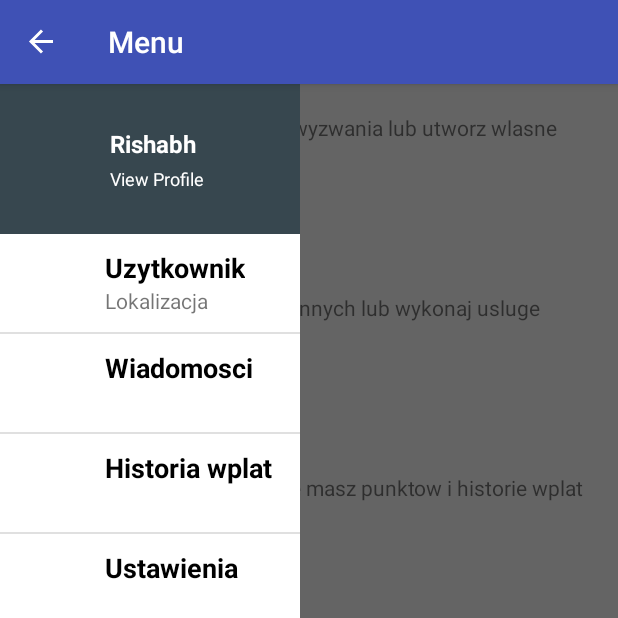
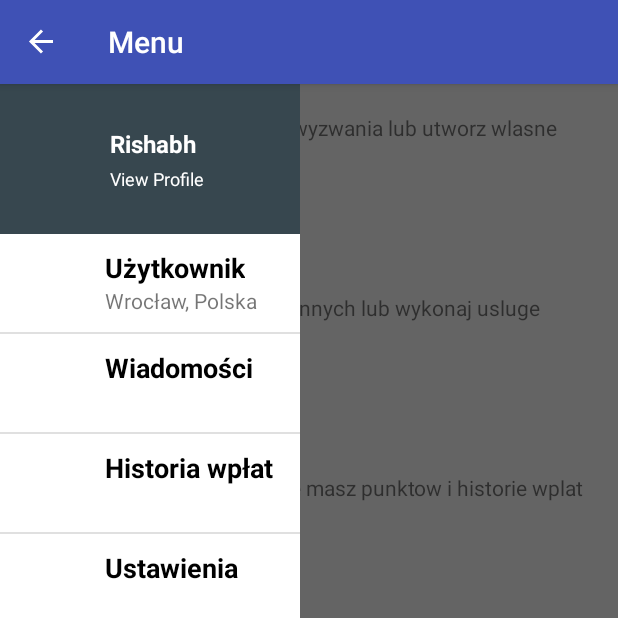
Before and after one commit to zamro/kapibaryHopeIt, an Android app: the MainActivity screen opened directly, with no data from a screen before it, after a tap on "Open navigation drawer", on a phone screen of 412 x 824 dp, the top half of it. Run offline under Robolectric (Android 15) with nearby library versions, the phone set to English and light mode, and no system bars.

Commit message:
Little refactor of MainActivity, added moving into activities from list.

```diff
--- a/Android/app/src/main/java/com/kapibary/naratunek/activity/MainActivity.java
+++ b/Android/app/src/main/java/com/kapibary/naratunek/activity/MainActivity.java
@@ -1,19 +1,17 @@
 package com.kapibary.naratunek.activity;
 
-import android.app.FragmentManager;
+import android.content.Intent;
 import android.content.res.Configuration;
-import android.support.v4.app.Fragment;
+import android.os.Bundle;
 import android.support.v4.widget.DrawerLayout;
+import android.support.v7.app.ActionBar;
 import android.support.v7.app.ActionBarDrawerToggle;
 import android.support.v7.app.AppCompatActivity;
-import android.os.Bundle;
 import android.util.Log;
 import android.view.MenuItem;
 import android.view.View;
 import android.widget.AdapterView;
-import android.widget.FrameLayout;
 import android.widget.ListView;
-import android.widget.RelativeLayout;
 
 import com.kapibary.naratunek.R;
 import com.kapibary.naratunek.adapters.MainDrawerListAdapter;
@@ -23,11 +21,10 @@ import java.util.ArrayList;
 
 public class MainActivity extends AppCompatActivity {
 
-    ListView mDrawerList;
-    RelativeLayout mDrawerPane;
+    private ListView mDrawerList;
     private ActionBarDrawerToggle mDrawerToggle;
     private DrawerLayout mDrawerLayout;
-
+    private ActionBar mActionBar;
     ArrayList <NavigationItem> navigationItems;
 
     @Override
@@ -35,43 +32,30 @@ public class MainActivity extends AppCompatActivity {
         super.onCreate(savedInstanceState);
         setContentView(R.layout.activity_main);
 
-        navigationItems = new ArrayList<>();
-        navigationItems.add(new NavigationItem("Uzytkownik", "Lokalizacja", 0));
-        navigationItems.add(new NavigationItem("Wiadomosci", "", 0));
-        navigationItems.add(new NavigationItem("Historia wplat", "", 0));
-        navigationItems.add(new NavigationItem("Ustawienia", "", 0));
-        //navigationItems.add(new NavigationItem("Ustawienia", "", R.drawable.ic_action_about));
-
-        // DrawerLayout
-        mDrawerLayout = (DrawerLayout) findViewById(R.id.drawer_layout);
-
-        // Populate the Navigtion Drawer with options
-        mDrawerPane = (RelativeLayout) findViewById(R.id.content_frame);
-        mDrawerList = (ListView) findViewById(R.id.left_drawer);
-        MainDrawerListAdapter adapter = new MainDrawerListAdapter(this, navigationItems);
-        mDrawerList.setAdapter(adapter);
+        generateNavigationItems();
 
         mDrawerLayout = (DrawerLayout) findViewById(R.id.drawer_layout);
-        getSupportActionBar().setDisplayHomeAsUpEnabled(true);
+        mDrawerList = (ListView) findViewById(R.id.left_drawer);
+        mActionBar = getSupportActionBar();
+
+        mDrawerList.setAdapter(new MainDrawerListAdapter(this, navigationItems));
+
+        mActionBar.setDisplayHomeAsUpEnabled(true);
         mDrawerToggle = new ActionBarDrawerToggle(
-                this,                  /* host Activity */
-                mDrawerLayout,         /* DrawerLayout object */
-                R.string.navigation_drawer_open,  /* "open drawer" description */
-                R.string.navigation_drawer_close /* "close drawer" description */
+                this,
+                mDrawerLayout,
+                R.string.navigation_drawer_open,
+                R.string.navigation_drawer_close
         ) {
-
-            /** Called when a drawer has settled in a completely closed state. */
             public void onDrawerClosed(View view) {
                 super.onDrawerClosed(view);
                 invalidateOptionsMenu();
-                getSupportActionBar().setTitle("Na Ratunek");
+                mActionBar.setTitle("Na Ratunek");
             }
-
-            /** Called when a drawer has settled in a completely open state. */
             public void onDrawerOpened(View drawerView) {
                 super.onDrawerOpened(drawerView);
                 invalidateOptionsMenu();
-                getSupportActionBar().setTitle("Menu");
+                mActionBar.setTitle("Menu");
             }
         };
         mDrawerToggle.setDrawerIndicatorEnabled(true);
@@ -91,15 +75,22 @@ public class MainActivity extends AppCompatActivity {
         });
 
         // Drawer Item click listeners
-       /* mDrawerList.setOnItemClickListener(new AdapterView.OnItemClickListener() {
+        mDrawerList.setOnItemClickListener(new AdapterView.OnItemClickListener() {
             @Override
             public void onItemClick(AdapterView<?> parent, View view, int position, long id) {
                 selectItemFromDrawer(position);
             }
-        }); */
+        });
+    }
 
+    private void generateNavigationItems() {
+        navigationItems = new ArrayList<>();
+        navigationItems.add(new NavigationItem("Użytkownik", "Wrocław, Polska", 0)); //todo - localization - dynamic or from registration
+        navigationItems.add(new NavigationItem("Wiadomości", "", 0));
+        navigationItems.add(new NavigationItem("Historia wpłat", "", 0));
+        navigationItems.add(new NavigationItem("Ustawienia", "", 0));
+    }
 
-    }
     @Override
     protected void onPostCreate(Bundle savedInstanceState)
     {
@@ -115,22 +106,17 @@ public class MainActivity extends AppCompatActivity {
     }
     @Override
     public boolean onOptionsItemSelected(MenuItem item) {
-        // Pass the event to ActionBarDrawerToggle, if it returns
-        // true, then it has handled the app icon touch event
         if (mDrawerToggle.onOptionsItemSelected(item)) {
             return true;
         }
-        // Handle your other action bar items...
-
         return super.onOptionsItemSelected(item);
     }
 
-
-    /*
-* Called when a particular item from the navigation drawer
-* is selected.
-* */
+    private final Class[] activities = {MainActivity.class, MessagesActivity.class, HistoryActivity.class, TempActivity.class};
     private void selectItemFromDrawer(int position) {
+        Log.d("DRAWER", "" + position);
+        Intent i = new Intent(this, activities[position]);
+        startActivity(i);
         /*Fragment fragment = new PreferencesFragment();
 
         FragmentManager fragmentManager = getFragmentManager();
```
